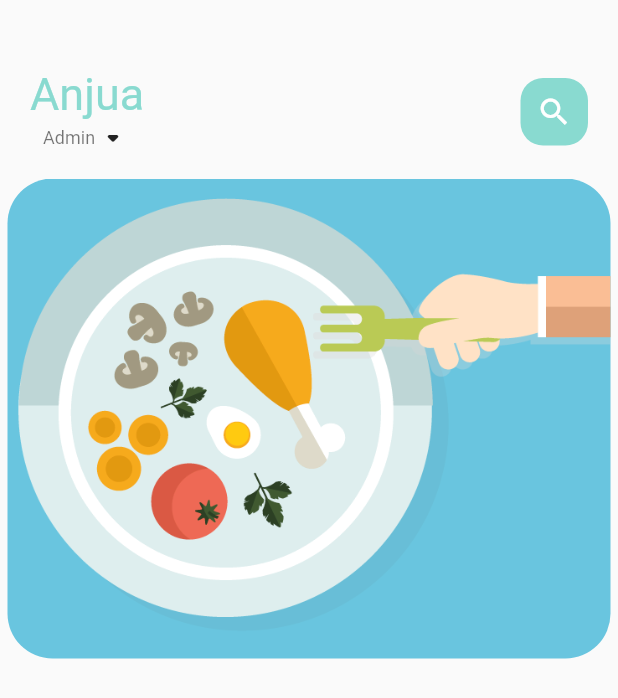
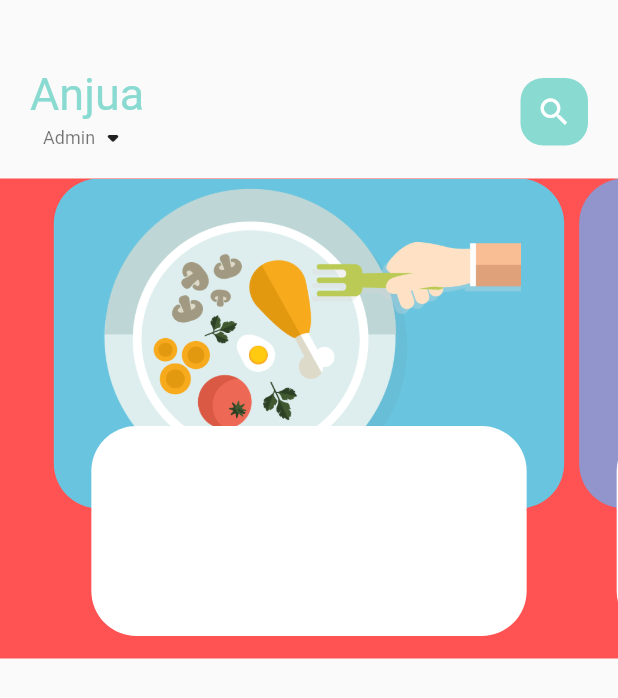
Before and after one commit to anjua/food_delivery, a Flutter app: the screen it shows after launch, on a phone screen of 412 x 824 dp. Shown: the top 698 px of the screen. Run offline on Flutter 3.47's test engine with Material 2 defaults, Android fonts, the phone set to English and light mode, and no system bars.

Commit message:
food page body update

```diff
--- a/lib/home/food_page_body.dart
+++ b/lib/home/food_page_body.dart
@@ -1,4 +1,4 @@
-import 'package:flutter/cupertino.dart';
+import 'package:flutter/material.dart';
 
 class FoodPageBody extends StatefulWidget {
   const FoodPageBody({super.key});
@@ -8,11 +8,14 @@ class FoodPageBody extends StatefulWidget {
 }
 
 class _FoodPageBodyState extends State<FoodPageBody> {
+  PageController pageController = PageController(viewportFraction: 0.85);
   @override
   Widget build(BuildContext context) {
     return Container(
+      color: Colors.redAccent,
       height: 320,
       child: PageView.builder(
+          controller: pageController,
           itemCount: 5,
           itemBuilder: (context, position) {
             return _buildPageItem(position);
@@ -21,13 +24,27 @@ class _FoodPageBodyState extends State<FoodPageBody> {
   }
 
   Widget _buildPageItem(int index) {
-    return Container(
-        height: 220,
-        margin: EdgeInsets.only(left: 5, right: 5),
-        decoration: BoxDecoration(
-            borderRadius: BorderRadius.circular(30),
-            color: index.isEven ? Color(0xFF69c5df) : Color(0xFF9294cc),
-            image:
-                DecorationImage(image: AssetImage("assets/image/food1.png"))));
+    return Stack(
+      children: [
+        Container(
+            height: 220,
+            margin: EdgeInsets.only(left: 5, right: 5),
+            decoration: BoxDecoration(
+                borderRadius: BorderRadius.circular(30),
+                color: index.isEven ? Color(0xFF69c5df) : Color(0xFF9294cc),
+                image: DecorationImage(
+                    fit: BoxFit.contain,
+                    image: AssetImage("assets/image/food1.png")))),
+        Align(
+          alignment: Alignment.bottomCenter,
+          child: Container(
+              height: 140,
+              margin: EdgeInsets.only(left: 30, right: 30, bottom: 15),
+              decoration: BoxDecoration(
+                  borderRadius: BorderRadius.circular(30),
+                  color: Colors.white)),
+        )
+      ],
+    );
   }
 }
```
Also changed, not shown: assets/image/food0.png (added).
